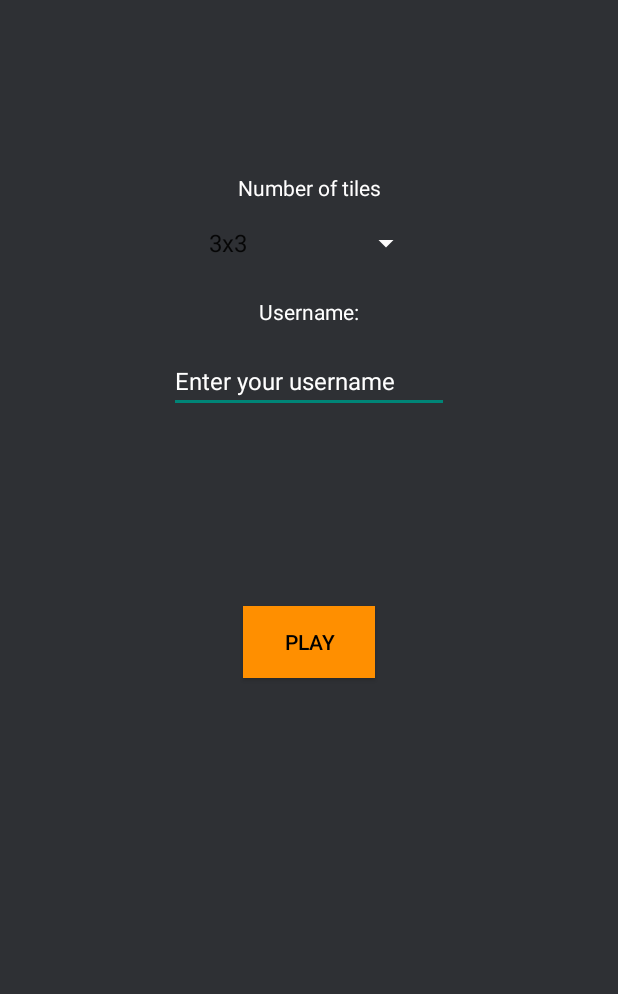
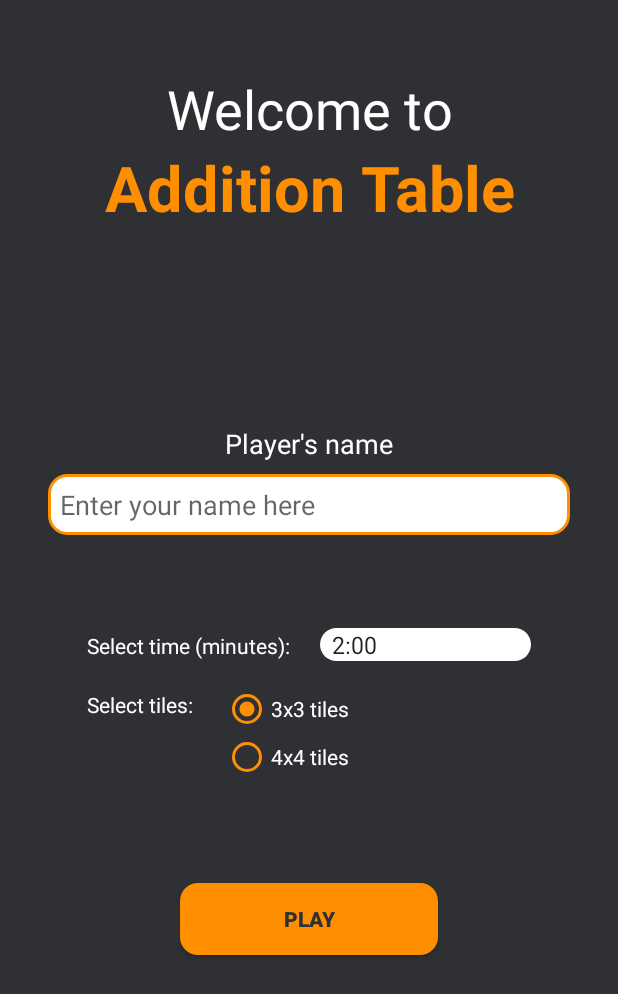
Before and after one commit to Jhayooh/addition_app, an Android app: the screen it shows after launch (HomeActivity), on a phone screen of 412 x 824 dp. Shown: the top 994 px of the screen. Run offline under Robolectric (Android 15) with nearby library versions, the phone set to English and light mode, and no system bars.

Commit message:
Home activity update

```diff
--- a/app/src/main/java/com/example/additiontable/HomeActivity.java
+++ b/app/src/main/java/com/example/additiontable/HomeActivity.java
@@ -23,17 +23,15 @@ public class HomeActivity extends AppCompatActivity implements AdapterView.OnIte
         super.onCreate(savedInstanceState);
         setContentView(R.layout.activity_home);
 
-        Spinner spinner = findViewById(R.id.difficulty_selector);
+        Spinner spinner = findViewById(R.id.time);
         if (spinner != null){
             spinner.setOnItemSelectedListener(this);
 
-            ArrayAdapter<CharSequence> adapter = ArrayAdapter.createFromResource(this, R.array.difficulty, android.R.layout.simple_spinner_item);
+            ArrayAdapter<CharSequence> adapter = ArrayAdapter.createFromResource(this, R.array.timer, android.R.layout.simple_spinner_item);
 
             adapter.setDropDownViewResource(android.R.layout.simple_spinner_dropdown_item);
 
-            if (spinner != null){
-                spinner.setAdapter(adapter);
-            }
+            spinner.setAdapter(adapter);
         }
     }
 
--- /dev/null
+++ b/app/src/main/res/drawable/shape_edittext.xml
@@ -0,0 +1,7 @@
+<?xml version="1.0" encoding="UTF-8"?>
+<shape xmlns:android="http://schemas.android.com/apk/res/android">
+    <stroke android:width="2dp" android:color="@color/main_gold"/>
+    <solid android:color="#FFFFFF"/>
+    <corners android:radius="12dp"/>
+    <padding android:left="0dp" android:top="0dp" android:right="0dp" android:bottom="0dp" />
+</shape>
--- a/app/src/main/res/layout/activity_home.xml
+++ b/app/src/main/res/layout/activity_home.xml
@@ -7,63 +7,139 @@
     android:background="#2E3034"
     tools:context=".HomeActivity">
 
-    <Spinner
-        android:id="@+id/difficulty_selector"
-        android:layout_width="150dp"
+    <TextView
+        android:id="@+id/welcome1"
+        android:layout_width="wrap_content"
         android:layout_height="wrap_content"
-        android:layout_marginTop="150dp"
-        android:backgroundTint="#FDFCFC"
+        android:text="@string/welcome1"
+        android:textSize="36sp"
+        android:textColor="@color/white"
+        android:layout_marginTop="48dp"
         app:layout_constraintEnd_toEndOf="parent"
         app:layout_constraintStart_toStartOf="parent"
+        android:textAlignment="center"
         app:layout_constraintTop_toTopOf="parent" />
+    <TextView
+        android:id="@+id/welcome2"
+        android:layout_width="wrap_content"
+        android:layout_height="wrap_content"
+        android:text="@string/welcome2"
+        android:textSize="42sp"
+        android:textColor="@color/main_gold"
+        app:layout_constraintEnd_toEndOf="parent"
+        app:layout_constraintStart_toStartOf="parent"
+        android:textAlignment="center"
+        app:layout_constraintTop_toBottomOf="@id/welcome1" />
+
+    <TextView
+        android:id="@+id/username_label"
+        android:layout_width="wrap_content"
+        android:layout_height="wrap_content"
+        android:layout_marginTop="130dp"
+        android:textSize="18sp"
+        android:text="@string/username"
+        android:textColor="@color/white"
+        app:layout_constraintEnd_toEndOf="parent"
+        app:layout_constraintStart_toStartOf="parent"
+        app:layout_constraintTop_toBottomOf="@+id/welcome2" />
+
+    <EditText
+        android:id="@+id/username_edit"
+        android:layout_width="0dp"
+        android:layout_height="wrap_content"
+        app:layout_constraintEnd_toEndOf="parent"
+        app:layout_constraintStart_toStartOf="parent"
+        app:layout_constraintTop_toBottomOf="@id/username_label"
+        android:background="@drawable/shape_edittext"
+        android:inputType="textPersonName"
+        android:padding="8dp"
+        android:layout_marginTop="8dp"
+        android:layout_marginStart="32dp"
+        android:layout_marginEnd="32dp"
+        android:hint="@string/enter_your_name_here"/>
+
+    <TextView
+        android:id="@+id/select_label"
+        android:layout_width="wrap_content"
+        android:layout_height="wrap_content"
+        android:layout_marginTop="64dp"
+        android:layout_marginStart="58dp"
+        android:text="@string/select_timer"
+        android:textColor="@color/white"
+        app:layout_constraintEnd_toStartOf="@+id/time"
+        app:layout_constraintStart_toStartOf="parent"
+        app:layout_constraintTop_toBottomOf="@+id/username_edit" />
+
+    <Spinner
+        android:id="@+id/time"
+        android:layout_width="0dp"
+        android:layout_height="wrap_content"
+        android:layout_marginTop="64dp"
+        android:layout_marginEnd="58dp"
+        android:layout_marginStart="20dp"
+        app:layout_constraintBaseline_toBaselineOf="@id/select_label"
+        app:layout_constraintStart_toEndOf="@id/select_label"
+        app:layout_constraintEnd_toEndOf="parent"
+        android:background="@drawable/shape"/>
+
+    <TextView
+        android:id="@+id/tiles_label"
+        android:layout_width="wrap_content"
+        android:layout_height="wrap_content"
+        app:layout_constraintStart_toStartOf="parent"
+        android:text="@string/select_tiles"
+        android:textColor="@color/white"
+        android:layout_marginTop="20dp"
+        android:layout_marginStart="58dp"
+        app:layout_constraintTop_toBottomOf="@+id/select_label"
+        app:layout_constraintEnd_toStartOf="@id/radioGroup"/>
+
+    <RadioGroup
+        android:id="@+id/radioGroup"
+        android:layout_width="0dp"
+        android:layout_height="wrap_content"
+        android:layout_marginEnd="58dp"
+        android:layout_marginStart="20dp"
+        android:layout_marginTop="16dp"
+        app:layout_constraintWidth="match_constraint"
+        app:layout_constraintEnd_toEndOf="parent"
+        app:layout_constraintTop_toBottomOf="@id/time"
+        app:layout_constraintStart_toEndOf="@+id/tiles_label"
+        android:orientation="vertical" >
+
+        <RadioButton
+            android:id="@+id/tile3"
+            android:layout_width="wrap_content"
+            android:layout_height="wrap_content"
+            android:textColor="@color/white"
+            android:checked="true"
+            android:text="3x3 tiles"
+            android:buttonTint="@color/main_gold"/>
+
+        <RadioButton
+            android:id="@+id/tile4"
+            android:layout_width="wrap_content"
+            android:layout_height="wrap_content"
+            android:textColor="@color/white"
+            android:text="4x4 tiles"
+            android:buttonTint="@color/main_gold"/>
+
+    </RadioGroup>
 
     <Button
         android:id="@+id/play_button"
-        android:layout_width="wrap_content"
+        android:layout_width="172dp"
         android:layout_height="wrap_content"
-        android:layout_marginTop="230dp"
-        android:background="#FF8F00"
+        android:background="@drawable/shape_main"
         android:backgroundTint="#FF8F00"
+        android:layout_marginTop="68dp"
         android:onClick="launchMainActivity"
         android:text="@string/play"
-        android:textColor="#000000"
+        android:textStyle="bold"
+        android:textColor="@color/main_black"
         app:layout_constraintEnd_toEndOf="parent"
+
         app:layout_constraintStart_toStartOf="parent"
-        app:layout_constraintTop_toBottomOf="@+id/difficulty_selector" />
+        app:layout_constraintTop_toBottomOf="@+id/radioGroup" />
 
-    <TextView
-        android:id="@+id/tiles"
-        android:layout_width="wrap_content"
-        android:layout_height="wrap_content"
-        android:layout_marginBottom="15dp"
-        android:text="@string/tiles"
-        android:textColor="#FFFEFE"
-        app:layout_constraintBottom_toTopOf="@+id/difficulty_selector"
-        app:layout_constraintEnd_toEndOf="parent"
-        app:layout_constraintStart_toStartOf="parent" />
-
-    <TextView
-        android:id="@+id/user"
-        android:layout_width="wrap_content"
-        android:layout_height="wrap_content"
-        android:layout_marginTop="24dp"
-        android:text="@string/username"
-        android:textColor="#FFFFFF"
-        app:layout_constraintEnd_toEndOf="parent"
-        app:layout_constraintStart_toStartOf="parent"
-        app:layout_constraintTop_toBottomOf="@+id/difficulty_selector" />
-
-    <EditText
-        android:id="@+id/editUsername"
-        android:layout_width="wrap_content"
-        android:layout_height="wrap_content"
-        android:layout_marginTop="15dp"
-        android:ems="10"
-        android:hint="Enter your username"
-        android:inputType="textPersonName"
-        android:textColorHint="#FFFFFF"
-        android:textSize="16sp"
-        app:layout_constraintEnd_toEndOf="parent"
-        app:layout_constraintStart_toStartOf="parent"
-        app:layout_constraintTop_toBottomOf="@+id/user" />
 </androidx.constraintlayout.widget.ConstraintLayout>
--- a/app/src/main/res/values/strings.xml
+++ b/app/src/main/res/values/strings.xml
@@ -3,12 +3,20 @@
     <string name="timer">2:01</string>
     <string name="play">Play</string>
     <string name="tiles">Number of tiles</string>
-    <string name="username">Username:</string>
+    <string name="username">Player\'s name</string>
+    <string name="enter_your_name_here">Enter your name here</string>
+    <string name="select_timer">Select time (minutes):</string>
     <string name="initial_value"></string>
+    <string name="welcome1">Welcome to</string>
+    <string name="welcome2"><b>Addition Table</b></string>
+    <string name="select_tiles">Select tiles:</string>
 
 
-    <string-array name="difficulty">
-        <item>3x3</item>
-        <item>4x4</item>
+    <string-array name="timer">
+        <item>2:00</item>
+        <item>3:00</item>
+        <item>4:00</item>
+        <item>5:00</item>
+        <item>6:00</item>
     </string-array>
 </resources>
```
